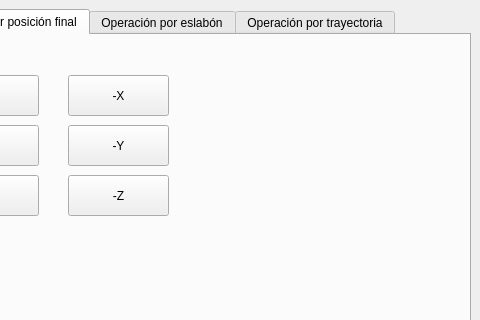
The window that TT_RAA/mainwindow.ui (SrgtPepper/TT_RAA) describes before a commit, drawn with Qt 5; both pictures show x 93 to 573 and y 0 to 320 of the 573 by 434 pixel window.
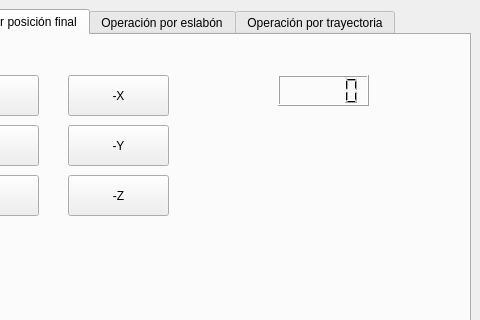
The same window after the commit. The open tabs and pages were chosen to show the change.

Commit message: Comportamiento a X+

Patch:
```diff
--- a/TT_RAA/mainwindow.ui
+++ b/TT_RAA/mainwindow.ui
@@ -102,6 +102,16 @@
          <string>-Z</string>
         </property>
        </widget>
+       <widget class="QLCDNumber" name="lcdNumber">
+        <property name="geometry">
+         <rect>
+          <x>360</x>
+          <y>40</y>
+          <width>91</width>
+          <height>31</height>
+         </rect>
+        </property>
+       </widget>
       </widget>
       <widget class="QWidget" name="tab_3">
        <attribute name="title">
```
Left out of the diff: 2 changed lines with no effect on the pictures. The commit also changes 2 other files.
